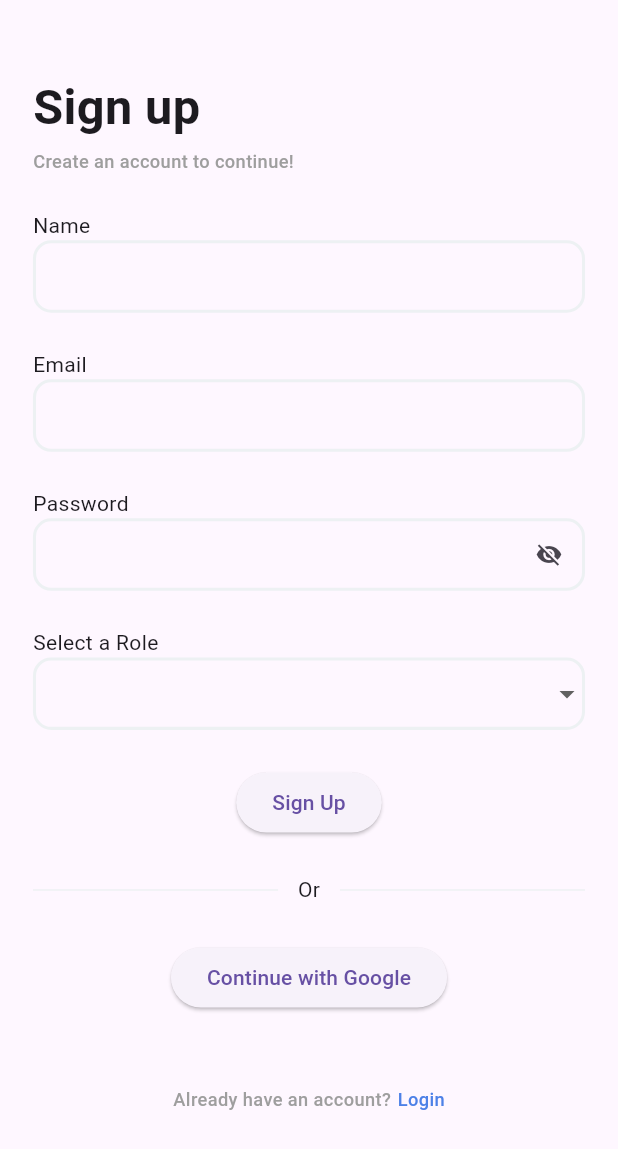
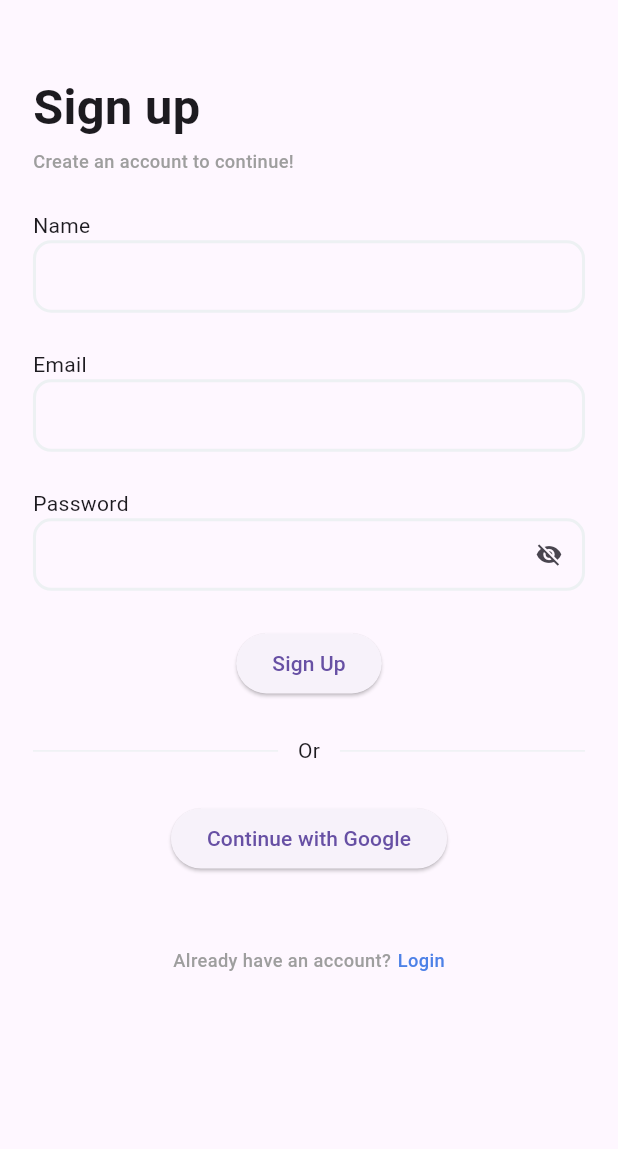
Before and after one commit to mohamed-yaseen13/souq, a Flutter app: the screen it shows after launch, on a phone screen of 412 x 824 dp. Shown: the top 1149 px of the screen. Run offline on Flutter 3.47's test engine with Material 3 defaults, Android fonts, the phone set to English and light mode, and no system bars; our stand-ins replace cloud_firestore, firebase_auth, firebase_core, flutter_bloc, flutter_screenutil, freezed_annotation and 2 more; accounts and stored records are empty.

```diff
--- /dev/null
+++ b/lib/core/database/database.dart
@@ -0,0 +1,3 @@
+class Database {
+  static Future<void> setUserRole(String role) async {}
+}
--- a/lib/core/routing/app_router.dart
+++ b/lib/core/routing/app_router.dart
@@ -5,6 +5,7 @@ import 'package:souq/core/routing/app_routes.dart';
 import 'package:souq/features/home/home_screen.dart';
 import 'package:souq/features/login/logic/cubit/login_cubit.dart';
 import 'package:souq/features/login/ui/login_screen.dart';
+import 'package:souq/features/on_boarding/ui/on_boarding_screen.dart';
 import 'package:souq/features/reset_password/logic/cubit/reset_password_cubit.dart';
 import 'package:souq/features/reset_password/ui/reset_password_screen.dart';
 import 'package:souq/features/signup/logic/cubit/signup_cubit.dart';
@@ -13,6 +14,12 @@ import 'package:souq/features/signup/ui/signup_screen.dart';
 class AppRouter {
   static Route<dynamic>? generateRoute(RouteSettings settings) {
     switch (settings.name) {
+      case AppRoutes.onBoardingScreen:
+        return MaterialPageRoute(
+          builder: (_) => OnBoardingScreen(),
+          settings: settings,
+        );
+
       case AppRoutes.signupScreen:
         return MaterialPageRoute(
           builder: (_) => BlocProvider(
--- a/lib/core/routing/app_routes.dart
+++ b/lib/core/routing/app_routes.dart
@@ -1,4 +1,6 @@
 class AppRoutes {
+  static const String onBoardingScreen = 'onBoardingScreen';
+
   static const String signupScreen = 'signupScreen';
 
   static const String home = 'home';
--- a/lib/features/signup/data/signup_repo.dart
+++ b/lib/features/signup/data/signup_repo.dart
@@ -28,7 +28,7 @@ class SignupRepo {
       name: request.name,
       email: request.email,
       phone: '',
-      role: request.role,
+      role: '',
     );
 
     await firestore.collection('users').doc(request.email).set(user.toJson());
--- a/lib/features/signup/data/signup_request_model.dart
+++ b/lib/features/signup/data/signup_request_model.dart
@@ -7,13 +7,11 @@ class SignupRequestModel {
   final String name;
   final String email;
   final String password;
-  final String role;
 
   SignupRequestModel({
     required this.name,
     required this.email,
     required this.password,
-    required this.role,
   });
 
   factory SignupRequestModel.fromJson(Map<String, dynamic> json) =>
--- a/lib/features/signup/ui/signup_screen.dart
+++ b/lib/features/signup/ui/signup_screen.dart
@@ -42,7 +42,7 @@ class SignupScreen extends StatelessWidget {
                 BlocConsumer<SignupCubit, SignupState>(
                   listener: (context, state) {
                     if (state is SignupSuccess) {
-                      context.pushReplacementNamed(AppRoutes.home);
+                      context.pushReplacementNamed(AppRoutes.onBoardingScreen);
                     } else if (state is SignupError) {
                       ScaffoldMessenger.of(
                         context,
--- a/lib/features/signup/ui/widgets/role_drop_down.dart
+++ /dev/null
@@ -1,55 +0,0 @@
-import 'package:flutter/material.dart';
-import 'package:flutter_screenutil/flutter_screenutil.dart';
-import 'package:souq/core/constants/app_constants.dart';
-
-class RoleDropDown extends StatelessWidget {
-  final ValueChanged<String?> onChanged;
-  final String? selectedRole;
-
-  const RoleDropDown({
-    super.key,
-    required this.onChanged,
-    required this.selectedRole,
-  });
-
-  @override
-  Widget build(BuildContext context) {
-    return Column(
-      crossAxisAlignment: CrossAxisAlignment.start,
-      children: [
-        Text('Select a Role'),
-        DropdownButtonFormField<String>(
-          value: selectedRole,
-          decoration: InputDecoration(
-            isDense: true,
-            contentPadding: EdgeInsets.symmetric(
-              horizontal: 12.w,
-              vertical: 12.h,
-            ),
-            enabledBorder: OutlineInputBorder(
-              borderSide: BorderSide(color: Color(0xFFEDF1F3), width: 2.sp),
-              borderRadius: BorderRadius.circular(12.sp),
-            ),
-            focusedBorder: OutlineInputBorder(
-              borderSide: BorderSide(color: Color(0xFFEDF1F3), width: 2.sp),
-              borderRadius: BorderRadius.circular(12.sp),
-            ),
-            errorBorder: OutlineInputBorder(
-              borderSide: BorderSide(color: Colors.red, width: 2.sp),
-              borderRadius: BorderRadius.circular(12.sp),
-            ),
-            focusedErrorBorder: OutlineInputBorder(
-              borderSide: BorderSide(color: Colors.red, width: 2.sp),
-              borderRadius: BorderRadius.circular(12.sp),
-            ),
-          ),
-          items: AppConstants.roles.map((role) {
-            return DropdownMenuItem(value: role, child: Text(role));
-          }).toList(),
-          onChanged: onChanged,
-          validator: (value) => value == null ? 'Select a role' : null,
-        ),
-      ],
-    );
-  }
-}
--- a/lib/features/signup/ui/widgets/signup_button.dart
+++ b/lib/features/signup/ui/widgets/signup_button.dart
@@ -8,14 +8,12 @@ class SignupButton extends StatelessWidget {
   final TextEditingController nameController;
   final TextEditingController emailController;
   final TextEditingController passwordController;
-  final String? selectedRole;
 
   const SignupButton({
     super.key,
     required this.emailController,
     required this.nameController,
     required this.passwordController,
-    required this.selectedRole,
     required this.formKey,
   });
 
@@ -28,7 +26,6 @@ class SignupButton extends StatelessWidget {
             name: nameController.text,
             email: emailController.text,
             password: passwordController.text,
-            role: selectedRole!,
           );
           context.read<SignupCubit>().signupWithEmail(request);
         }
--- a/lib/features/signup/ui/widgets/signup_form.dart
+++ b/lib/features/signup/ui/widgets/signup_form.dart
@@ -4,7 +4,6 @@ import 'package:souq/features/signup/logic/cubit/signup_state.dart';
 import 'package:souq/core/widgets/email_text_form_field.dart';
 import 'package:souq/core/widgets/name_text_form_field.dart';
 import 'package:souq/core/widgets/password_text_form_field.dart';
-import 'package:souq/features/signup/ui/widgets/role_drop_down.dart';
 import 'package:souq/features/signup/ui/widgets/signup_button.dart';
 
 class SignupForm extends StatefulWidget {
@@ -22,8 +21,6 @@ class _SignupFormState extends State<SignupForm> {
   final _emailController = TextEditingController();
   final _passwordController = TextEditingController();
 
-  String? _selectedRole;
-
   @override
   Widget build(BuildContext context) {
     return Form(
@@ -37,11 +34,6 @@ class _SignupFormState extends State<SignupForm> {
           verticalSpace(24),
           PasswordTextFormField(passwordController: _passwordController),
           verticalSpace(24),
-          RoleDropDown(
-            onChanged: (value) => setState(() => _selectedRole = value),
-            selectedRole: _selectedRole,
-          ),
-          verticalSpace(24),
           widget.signupState is SignupLoading
               ? const CircularProgressIndicator()
               : SignupButton(
@@ -49,7 +41,6 @@ class _SignupFormState extends State<SignupForm> {
                   nameController: _nameController,
                   emailController: _emailController,
                   passwordController: _passwordController,
-                  selectedRole: _selectedRole,
                 ),
         ],
       ),
--- a/pubspec.yaml
+++ b/pubspec.yaml
@@ -60,8 +60,8 @@ flutter:
   # the material Icons class.
   uses-material-design: true
   # To add assets to your application, add an assets section, like this:
-  # assets:
-  #   - images/a_dot_burr.jpeg
+  assets:
+    - assets/images/
   #   - images/a_dot_ham.jpeg
   # An image asset can refer to one or more resolution-specific "variants", see
   # https://flutter.dev/to/resolution-aware-images
```
Also changed, not shown: lib/core/constants/app_constants.dart (+37 -2 lines), lib/features/on_boarding/ui/on_boarding_screen.dart (added, +73 -0 lines), lib/features/on_boarding/ui/widgets/role_card.dart (added, +51 -0 lines), assets/images/bg.png (added), assets/images/deliver.png (added), assets/images/sell.png (added), assets/images/shop.png (added), lib/features/signup/data/signup_request_model.g.dart.
